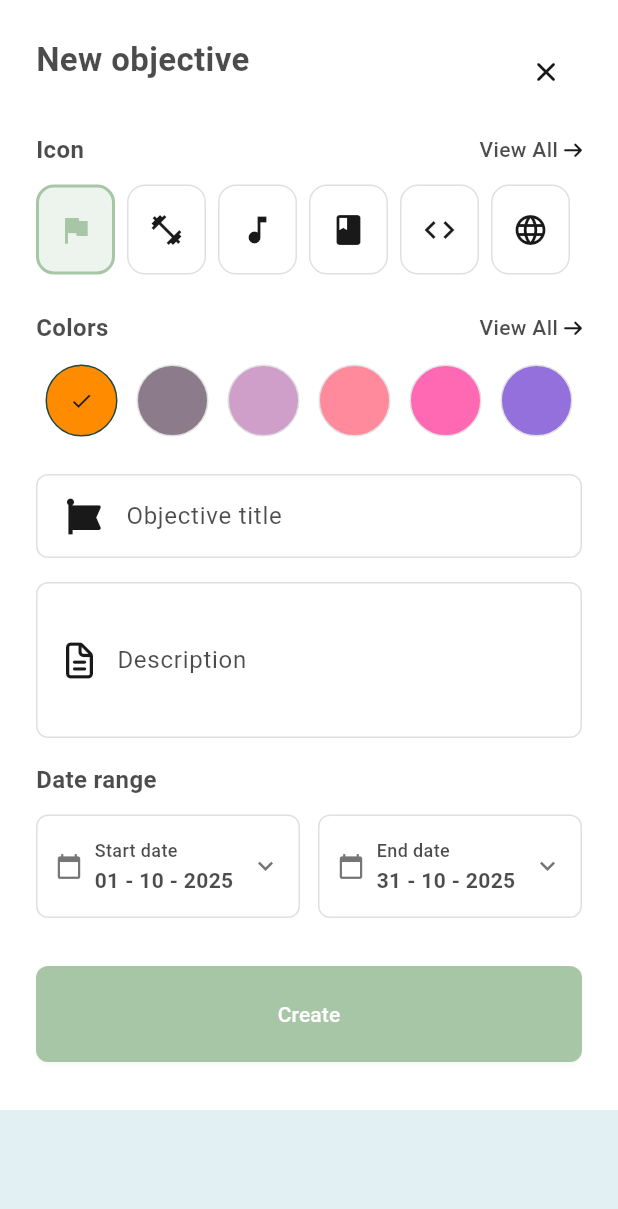
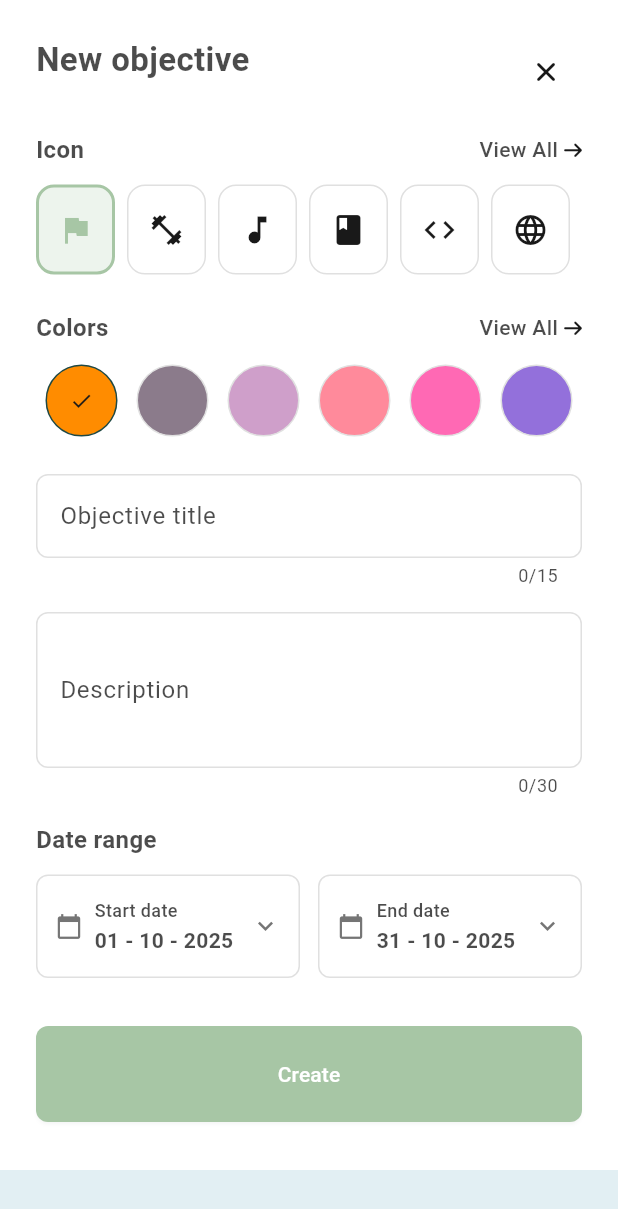
Before and after one commit to MOUSSBEKK/HabitoX, a Flutter app: the AddGoalBottomSheet widget shown alone on an empty page, opened directly, on a phone screen of 412 x 824 dp. Shown: the top 1209 px of the screen. Run offline on Flutter 3.47's test engine with Material 3 defaults, Android fonts, the phone set to English and light mode, and no system bars; drawn by our look-alikes of toastification; our stand-ins replace adaptive_dialog, fl_chart, flutter_heatmap_calendar, flutter_local_notifications, font_awesome_flutter, in_app_review and 4 more; missing offline and left inert: home_widget, hugeicons_pro; accounts and stored records are empty.

Commit message:
feat: change all icons & fix: dark mode

```diff
--- a/lib/screens/badges_screen.dart
+++ b/lib/screens/badges_screen.dart
@@ -3,6 +3,7 @@ import 'package:provider/provider.dart';
 import '../services/user_profile_service.dart';
 import '../models/user_profile.dart';
 import '../l10n/app_localizations.dart';
+import 'package:hugeicons_pro/hugeicons.dart';
 
 class BadgesScreen extends StatefulWidget {
   const BadgesScreen({super.key});
@@ -430,7 +431,7 @@ class _BadgeProgressTile extends StatelessWidget {
                   ),
                   const SizedBox(width: 8),
                   Icon(
-                    isUnlocked ? Icons.verified : Icons.lock_outline,
+                    isUnlocked ? Icons.verified : HugeIconsStroke.squareLock01,
                     color: isUnlocked ? color : Colors.grey[400],
                   ),
                 ],
--- a/lib/screens/data_analytics_screen.dart
+++ b/lib/screens/data_analytics_screen.dart
@@ -4,6 +4,7 @@ import 'package:provider/provider.dart';
 import '../services/goal_service.dart';
 import 'package:font_awesome_flutter/font_awesome_flutter.dart';
 import '../l10n/app_localizations.dart';
+import 'package:hugeicons_pro/hugeicons.dart';
 
 class DataAnalyticsScreen extends StatefulWidget {
   const DataAnalyticsScreen({super.key});
@@ -305,7 +306,7 @@ class _DataAnalyticsScreenState extends State<DataAnalyticsScreen> {
                   borderRadius: BorderRadius.circular(4),
                 ),
                 child: Icon(
-                  FontAwesomeIcons.chartPie,
+                  HugeIconsStroke.pieChart02,
                   color: Theme.of(context).colorScheme.secondary,
                   size: 16,
                 ),
--- a/lib/screens/goals_screen.dart
+++ b/lib/screens/goals_screen.dart
@@ -8,6 +8,7 @@ import '../widgets/goal_card.dart';
 import '../widgets/add_goal_bottom_sheet.dart';
 import 'package:font_awesome_flutter/font_awesome_flutter.dart';
 import '../l10n/app_localizations.dart';
+import 'package:hugeicons_pro/hugeicons.dart';
 
 // Couleurs du design épuré
 class GoalsColors {
@@ -220,7 +221,7 @@ class _GoalsScreenState extends State<GoalsScreen> {
           .toList(),
       AppLocalizations.of(context)!.objectives_archived_empty_title,
       AppLocalizations.of(context)!.objectives_archived_empty_subtitle,
-      FontAwesomeIcons.folderOpen,
+      HugeIconsStroke.archive03,
       isTablet,
     );
   }
--- a/lib/screens/home_screen.dart
+++ b/lib/screens/home_screen.dart
@@ -1,6 +1,4 @@
 import 'package:flutter/material.dart';
-import 'package:flutter/foundation.dart';
-import 'dart:io';
 import 'dart:ui';
 import 'package:modal_bottom_sheet/modal_bottom_sheet.dart';
 import 'goals_screen.dart';
@@ -9,9 +7,7 @@ import 'badges_screen.dart';
 import '../widgets/skill_progress_widget.dart';
 import '../models/goal.dart';
 import '../widgets/add_goal_bottom_sheet.dart';
-import 'package:font_awesome_flutter/font_awesome_flutter.dart';
 import '../l10n/app_localizations.dart';
-import 'package:hugeicons/hugeicons.dart';
 import 'package:hugeicons_pro/hugeicons.dart';
 
 // Couleurs du design épuré
--- a/lib/widgets/active_goal_calendar_widget.dart
+++ b/lib/widgets/active_goal_calendar_widget.dart
@@ -220,7 +220,7 @@ class ActiveGoalCalendarWidget extends StatelessWidget {
           weekFontSize = 11;
         } else if (screenWidth < 600) {
           // Écrans moyens
-          cellSize = 36;
+          cellSize = 40;
           fontSize = 12;
           monthFontSize = 15;
           weekFontSize = 12;
--- a/lib/widgets/add_goal_bottom_sheet.dart
+++ b/lib/widgets/add_goal_bottom_sheet.dart
@@ -140,10 +140,14 @@ class _AddGoalBottomSheetState extends State<AddGoalBottomSheet> {
 
                   TextFormField(
                     controller: _titleController,
+                    maxLength: 15,
                     decoration: InputDecoration(
                       labelText: AppLocalizations.of(
                         context,
                       )!.bottom_modal_input_title,
+                      helperStyle: TextStyle(
+                        color: Theme.of(context).textTheme.bodyMedium?.color,
+                      ),
                       labelStyle: TextStyle(
                         color: Theme.of(context).textTheme.bodyMedium?.color,
                       ),
@@ -169,13 +173,6 @@ class _AddGoalBottomSheetState extends State<AddGoalBottomSheet> {
                           width: 1,
                         ),
                       ),
-                      prefixIcon: Padding(
-                        padding: EdgeInsets.fromLTRB(20, 12, 12, 12),
-                        child: FaIcon(
-                          FontAwesomeIcons.fontAwesome,
-                          color: Theme.of(context).iconTheme.color,
-                        ),
-                      ),
                     ),
                     validator: (value) {
                       if (value == null || value.trim().isEmpty) {
@@ -191,11 +188,15 @@ class _AddGoalBottomSheetState extends State<AddGoalBottomSheet> {
 
                   TextFormField(
                     controller: _descriptionController,
+                    maxLength: 30,
                     decoration: InputDecoration(
                       labelText: AppLocalizations.of(
                         context,
                       )!.bottom_modal_input_desc,
                       labelStyle: TextStyle(
+                        color: Theme.of(context).textTheme.bodyMedium?.color,
+                      ),
+                      helperStyle: TextStyle(
                         color: Theme.of(context).textTheme.bodyMedium?.color,
                       ),
                       hintText: AppLocalizations.of(
@@ -220,13 +221,6 @@ class _AddGoalBottomSheetState extends State<AddGoalBottomSheet> {
                         borderSide: BorderSide(
                           color: Theme.of(context).colorScheme.secondary,
                           width: 1,
-                        ),
-                      ),
-                      prefixIcon: Padding(
-                        padding: EdgeInsets.fromLTRB(20, 12, 12, 12),
-                        child: FaIcon(
-                          FontAwesomeIcons.fileLines,
-                          color: Theme.of(context).iconTheme.color,
                         ),
                       ),
                     ),
--- a/lib/widgets/skill_progress_widget.dart
+++ b/lib/widgets/skill_progress_widget.dart
@@ -1,7 +1,7 @@
 import 'package:flutter/material.dart';
 import 'active_goal_calendar_widget.dart';
-import 'package:font_awesome_flutter/font_awesome_flutter.dart';
 import '../screens/data_analytics_screen.dart';
+import 'package:hugeicons_pro/hugeicons.dart';
 
 class SkillProgressWidget extends StatelessWidget {
   final Function(int)? onSwitchTab;
@@ -43,8 +43,8 @@ class SkillProgressWidget extends StatelessWidget {
                     ),
                   );
                 },
-                icon: FaIcon(
-                  FontAwesomeIcons.chartBar,
+                icon: Icon(
+                  HugeIconsStroke.chart01,
                   size: isSmallScreen ? 20 : 22,
                 ),
               ),
```
Also changed, not shown: lib/main.dart (+32 -0 lines), lib/screens/profile_screen.dart (+16 -47 lines), lib/screens/settings/app_appearance_screen.dart (+4 -4 lines), lib/screens/settings/notification_settings_screen.dart (+11 -11 lines), lib/widgets/goal_card.dart (+12 -6 lines).
